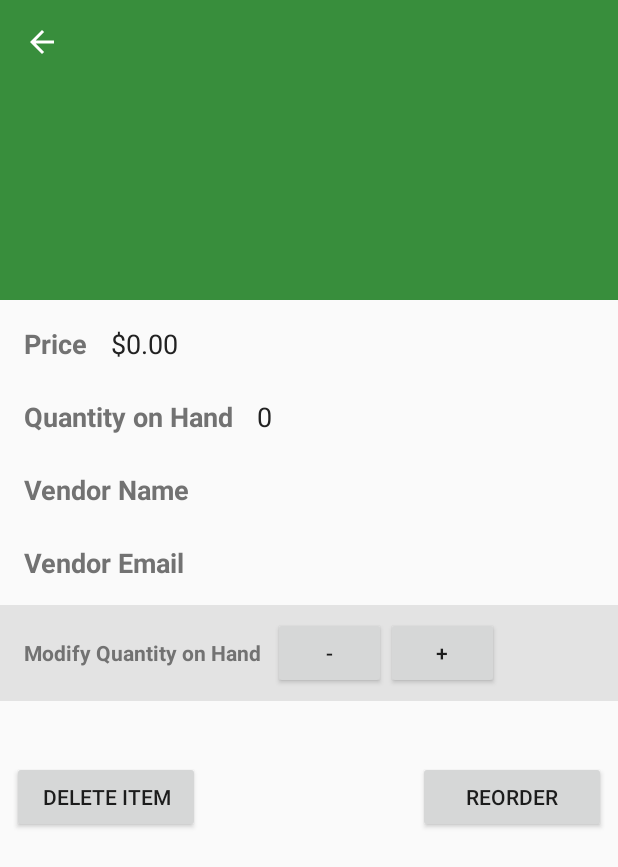
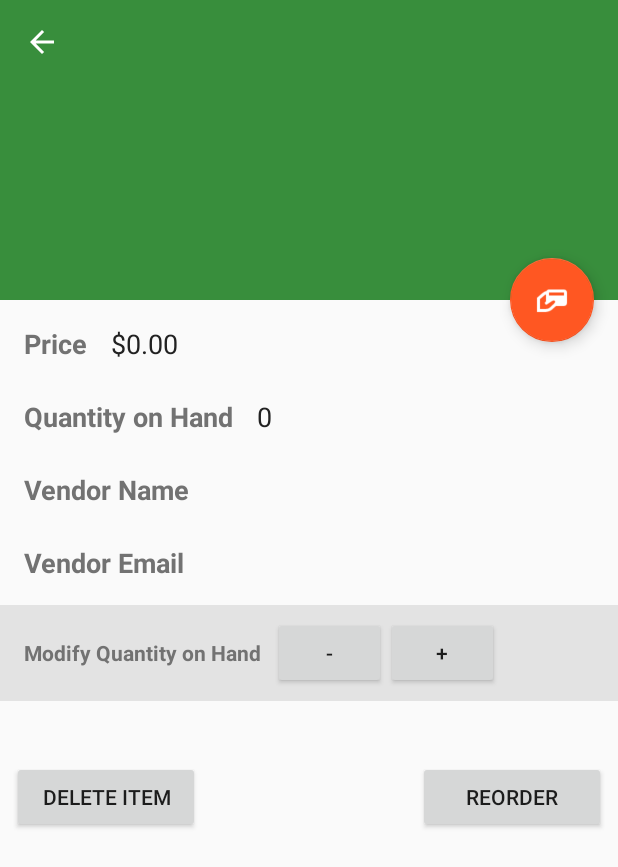
Before and after one commit to throwrocks/android-inventory-app, an Android app: the ItemDetailFragment screen opened directly, with no data from a screen before it, on a phone screen of 412 x 824 dp. Shown: the top 867 px of the screen. Run offline under Robolectric (Android 15) with nearby library versions, the phone set to English and light mode, and no system bars; libraries missing offline, so code that uses them is left out: io.realm; 12 statements that could not run were skipped.

Commit message:
Create methods for all button onClickListeners.

```diff
--- a/app/src/main/res/layout/activity_item_detail.xml
+++ b/app/src/main/res/layout/activity_item_detail.xml
@@ -42,4 +42,14 @@
 
 
 
+
+    <android.support.design.widget.FloatingActionButton
+        android:id="@+id/fab"
+        android:layout_width="wrap_content"
+        android:layout_height="wrap_content"
+        app:layout_anchor="@id/toolbar_layout"
+        app:layout_anchorGravity="bottom|right|end"
+        android:layout_margin="@dimen/fab_margin"
+        android:src="@drawable/checkout" />
+
 </android.support.design.widget.CoordinatorLayout>
--- a/app/src/main/res/layout/item_detail.xml
+++ b/app/src/main/res/layout/item_detail.xml
@@ -8,7 +8,7 @@
 
     <LinearLayout
         android:layout_width="match_parent"
-        android:layout_height="wrap_content"
+        android:layout_height="0dp"
         android:layout_weight="1"
         android:gravity="top"
         android:orientation="horizontal"
@@ -165,18 +165,20 @@
             android:layout_height="wrap_content"
             android:paddingEnd="8dp"
             android:paddingStart="8dp"
-            android:text="Modify Quantity on Hand"
+            android:text="@string/item_detail_modify_qoh"
             android:textColor="@color/colorSecondaryText"
             android:textSize="14sp"
             android:textStyle="bold" />
 
         <Button
             android:layout_width="75dp"
+            android:id="@+id/item_quantity_remove"
             android:layout_height="wrap_content"
             android:text="@string/item_detail_quantity_remove" />
 
         <Button
             android:layout_width="75dp"
+            android:id="@+id/item_quantity_add"
             android:layout_height="wrap_content"
             android:text="@string/item_detail_quantity_add" />
 
@@ -198,7 +200,8 @@
             android:layout_height="wrap_content"
             android:layout_gravity="start"
             android:layout_alignParentStart="true"
-            android:text="@string/item_detail_delete" />
+            android:text="@string/item_detail_delete"
+           />
 
         <Button
             android:id="@+id/item_detail_reorder"
--- a/app/src/main/res/values/strings.xml
+++ b/app/src/main/res/values/strings.xml
@@ -12,6 +12,7 @@
     <string name="item_detail_item_qty">Quantity on Hand</string>
     <string name="item_detail_vendor_name">Vendor Name</string>
     <string name="item_detail_vendor_email">Vendor Email</string>
+    <string name="item_detail_modify_qoh">Modify Quantity on Hand</string>
     <string name="item_detail_quantity_add">+</string>
     <string name="item_detail_quantity_remove">-</string>
     <string name="item_detail_reorder">Reorder</string>
```
Also changed, not shown: app/src/main/java/rocks/athrow/android_inventory_app/ItemDetailFragment.java (+84 -4 lines), app/src/main/res/drawable/checkout.png (added).
